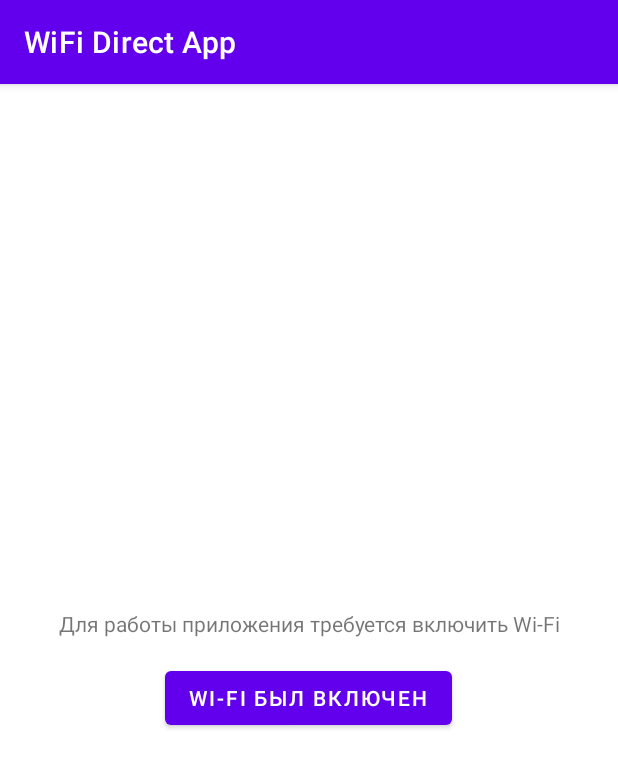
After one commit to Weret90/WiFiDirectApp, an Android app: the StartActivity screen opened directly, with no data from a screen before it, on a phone screen of 412 x 824 dp. The commit adds this screen. Shown: the top 768 px of the screen. Run offline under Robolectric (Android 15) with nearby library versions, the phone set to English and light mode, and no system bars; 1 statement that could not run was skipped.

Commit message:
Добавил отдельную активити для проверки статуса WiFi (вкл или выкл)

```diff
--- /dev/null
+++ b/app/src/main/java/corp/umbrella/wifidirectapp/StartActivity.kt
@@ -0,0 +1,44 @@
+package corp.umbrella.wifidirectapp
+
+import android.content.Context
+import android.content.Intent
+import android.net.wifi.WifiManager
+import android.os.Bundle
+import android.widget.Toast
+import androidx.appcompat.app.AppCompatActivity
+import corp.umbrella.wifidirectapp.databinding.ActivityStartBinding
+
+class StartActivity : AppCompatActivity() {
+
+    private lateinit var binding: ActivityStartBinding
+    private val wifiManager: WifiManager by lazy {
+        applicationContext.getSystemService(Context.WIFI_SERVICE) as WifiManager
+    }
+
+    companion object {
+        fun newIntent(context: Context): Intent {
+            return Intent(context, StartActivity::class.java)
+        }
+    }
+
+    override fun onCreate(savedInstanceState: Bundle?) {
+        super.onCreate(savedInstanceState)
+        binding = ActivityStartBinding.inflate(layoutInflater)
+        setContentView(binding.root)
+
+        checkWiFiStatus()
+
+        binding.checkWifiStatus.setOnClickListener {
+            checkWiFiStatus()
+        }
+    }
+
+    private fun checkWiFiStatus() {
+        if (wifiManager.isWifiEnabled) {
+            startActivity(MainActivity.newIntent(this))
+            finish()
+        } else {
+            Toast.makeText(this, "Включите Wi-Fi и нажмите на кнопку", Toast.LENGTH_LONG).show()
+        }
+    }
+}
--- /dev/null
+++ b/app/src/main/res/layout/activity_start.xml
@@ -0,0 +1,24 @@
+<?xml version="1.0" encoding="utf-8"?>
+<LinearLayout xmlns:android="http://schemas.android.com/apk/res/android"
+    xmlns:app="http://schemas.android.com/apk/res-auto"
+    xmlns:tools="http://schemas.android.com/tools"
+    android:layout_width="match_parent"
+    android:layout_height="match_parent"
+    android:gravity="center"
+    android:orientation="vertical"
+    tools:context=".StartActivity">
+
+    <TextView
+        android:layout_width="match_parent"
+        android:layout_height="wrap_content"
+        android:layout_margin="16dp"
+        android:gravity="center"
+        android:text="Для работы приложения требуется включить Wi-Fi" />
+
+    <Button
+        android:id="@+id/check_wifi_status"
+        android:layout_width="wrap_content"
+        android:layout_height="wrap_content"
+        android:text="Wi-Fi был включен" />
+
+</LinearLayout>
--- a/build.gradle
+++ b/build.gradle
@@ -6,7 +6,7 @@ buildscript {
     }
     dependencies {
         classpath "com.android.tools.build:gradle:7.0.4"
-        classpath "org.jetbrains.kotlin:kotlin-gradle-plugin:1.6.0"
+        classpath 'org.jetbrains.kotlin:kotlin-gradle-plugin:1.6.10'
 
         // NOTE: Do not place your application dependencies here; they belong
         // in the individual module build.gradle files
```
Also changed, not shown: app/src/main/AndroidManifest.xml (+5 -2 lines), app/src/main/java/corp/umbrella/wifidirectapp/MainActivity.kt (+18 -41 lines), app/src/main/java/corp/umbrella/wifidirectapp/WiFiDirectBroadcastReceiver.kt (+14 -18 lines).
